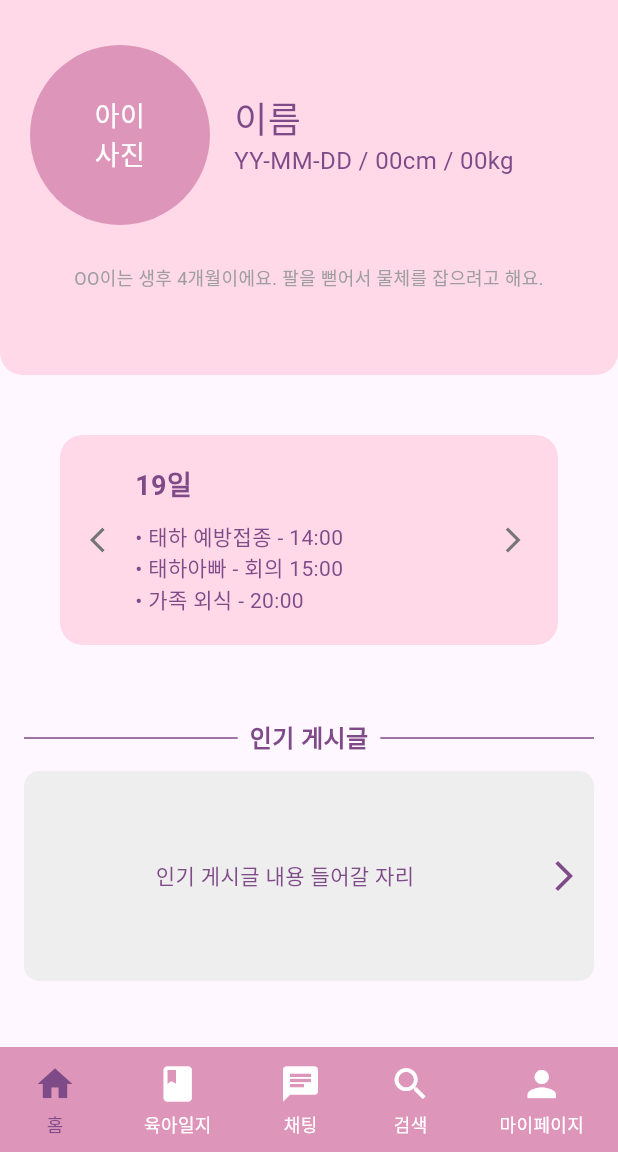
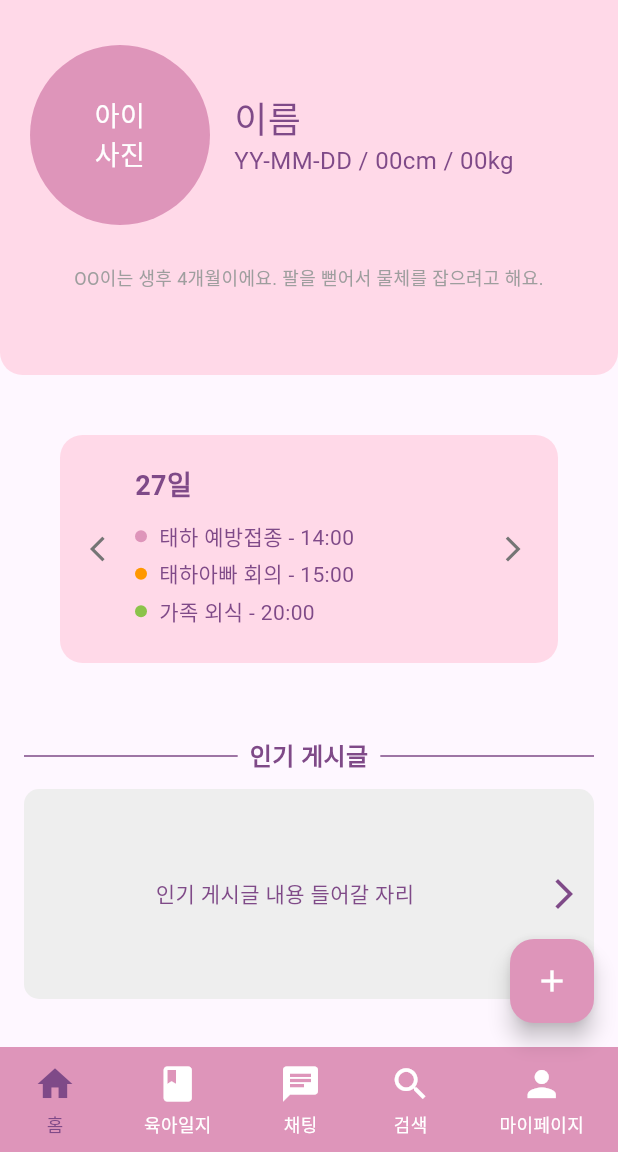
Before and after one commit to shiroHSG/Pium, a Flutter app: the MyHomePage screen opened by its route, on a phone screen of 412 x 824 dp, the part 84-1236 px from its top. Run offline on Flutter 3.47's test engine with Material 3 defaults, Android fonts, the phone set to English and light mode, and no system bars; our stand-ins replace shared_preferences; accounts and stored records are empty; Roboto replaces fonts that are missing (Jua).

Commit message:
update front

```diff
--- a/backend_spring/src/main/frontend_flutter/lib/pages/home/home_page.dart
+++ b/backend_spring/src/main/frontend_flutter/lib/pages/home/home_page.dart
@@ -1,4 +1,3 @@
-// lib/pages/home/home_page.dart
 import 'package:flutter/material.dart';
 import 'package:frontend_flutter/pages/baby_record/baby_record_page.dart';
 import 'package:frontend_flutter/pages/search/people_search_page.dart';
@@ -8,6 +7,8 @@ import 'package:frontend_flutter/widgets/custom_bottom_bar.dart';
 import 'package:frontend_flutter/theme/app_theme.dart';
 import 'package:frontend_flutter/widgets/custom_drawer.dart';
 import 'package:frontend_flutter/pages/sharing_page/sharing_page.dart';
+import 'package:frontend_flutter/models/schedule.dart';
+import 'package:frontend_flutter/pages/calendar_page/add_schedule.dart'; // AddSchedulePopup 임포트
 
 class MyHomePage extends StatefulWidget {
   const MyHomePage({Key? key}) : super(key: key);
@@ -19,13 +20,38 @@ class MyHomePage extends StatefulWidget {
 class _MyHomePageState extends State<MyHomePage> {
   int _selectedIndex = 0;
   bool _isLoggedIn = false;
-
   final GlobalKey<ScaffoldState> _scaffoldKey = GlobalKey<ScaffoldState>();
+  List<Schedule> _schedules = []; // 일정을 저장할 리스트
 
   @override
   void initState() {
     super.initState();
     _checkLoginStatus();
+    // 초기 더미 일정 추가 (선택 사항)
+    _schedules.add(
+      Schedule(
+        title: '태하 예방접종',
+        date: DateTime.now(),
+        time: '14:00',
+        color: AppTheme.primaryPurple,
+      ),
+    );
+    _schedules.add(
+      Schedule(
+        title: '태하아빠 회의',
+        date: DateTime.now(),
+        time: '15:00',
+        color: Colors.orange,
+      ),
+    );
+    _schedules.add(
+      Schedule(
+        title: '가족 외식',
+        date: DateTime.now(),
+        time: '20:00',
+        color: Colors.lightGreen,
+      ),
+    );
   }
 
   void _checkLoginStatus() {
@@ -49,6 +75,29 @@ class _MyHomePageState extends State<MyHomePage> {
     });
   }
 
+  Future<void> _showAddSchedulePopup() async {
+    final newSchedule = await showDialog<Schedule>(
+      context: context,
+      builder: (BuildContext context) {
+        return AddSchedulePopup(initialDate: DateTime.now());
+      },
+    );
+
+    if (newSchedule != null) {
+      setState(() {
+        _schedules.add(newSchedule);
+        // 날짜와 시간순으로 정렬
+        _schedules.sort((a, b) {
+          int dateComparison = a.date.compareTo(b.date);
+          if (dateComparison != 0) {
+            return dateComparison;
+          }
+          return a.time.compareTo(b.time);
+        });
+      });
+    }
+  }
+
   @override
   Widget build(BuildContext context) {
     return Scaffold(
@@ -68,6 +117,13 @@ class _MyHomePageState extends State<MyHomePage> {
         selectedIndex: _selectedIndex,
         onItemTapped: _onItemTapped,
       ),
+      floatingActionButton: _selectedIndex == 0 // 홈 페이지일 때만 버튼 표시
+          ? FloatingActionButton(
+        onPressed: _showAddSchedulePopup,
+        backgroundColor: AppTheme.primaryPurple,
+        child: const Icon(Icons.add, color: Colors.white),
+      )
+          : null,
     );
   }
 
@@ -76,6 +132,15 @@ class _MyHomePageState extends State<MyHomePage> {
 
     switch (index) {
       case 0:
+      // 오늘 날짜의 일정 필터링
+        final today = DateTime.now();
+        final todaySchedules = _schedules
+            .where((schedule) =>
+        schedule.date.year == today.year &&
+            schedule.date.month == today.month &&
+            schedule.date.day == today.day)
+            .toList();
+
         return SingleChildScrollView(
           child: Column(
             children: [
@@ -172,7 +237,7 @@ class _MyHomePageState extends State<MyHomePage> {
                           crossAxisAlignment: CrossAxisAlignment.start,
                           children: [
                             Text(
-                              '19일',
+                              '${today.day}일',
                               style: TextStyle(
                                 color: AppTheme.textPurple,
                                 fontSize: 18,
@@ -180,18 +245,33 @@ class _MyHomePageState extends State<MyHomePage> {
                               ),
                             ),
                             const SizedBox(height: 10),
-                            const Text(
-                              '• 태하 예방접종 - 14:00',
-                              style: TextStyle(fontSize: 14),
-                            ),
-                            const Text(
-                              '• 태하아빠 - 회의 15:00',
-                              style: TextStyle(fontSize: 14),
-                            ),
-                            const Text(
-                              '• 가족 외식 - 20:00',
-                              style: TextStyle(fontSize: 14),
-                            ),
+                            if (todaySchedules.isEmpty)
+                              const Text(
+                                '오늘 일정이 없습니다.',
+                                style: TextStyle(fontSize: 14, color: Colors.grey),
+                              ),
+                            ...todaySchedules.map((schedule) => Padding(
+                              padding: const EdgeInsets.only(bottom: 4.0),
+                              child: Row(
+                                children: [
+                                  Container(
+                                    width: 8,
+                                    height: 8,
+                                    decoration: BoxDecoration(
+                                      shape: BoxShape.circle,
+                                      color: schedule.color,
+                                    ),
+                                  ),
+                                  const SizedBox(width: 8),
+                                  Expanded(
+                                    child: Text(
+                                      '${schedule.title} - ${schedule.time}',
+                                      style: const TextStyle(fontSize: 14),
+                                    ),
+                                  ),
+                                ],
+                              ),
+                            )),
                           ],
                         ),
                       ),
@@ -260,7 +340,7 @@ class _MyHomePageState extends State<MyHomePage> {
         return const PeopleSearchPage();
       case 4:
         return const MyPage();
-      case 5: // Assuming this index corresponds to the SharingPage
+      case 5:
         return const SharingPage();
       default:
         return const Center(child: Text('알 수 없는 페이지'));
```
